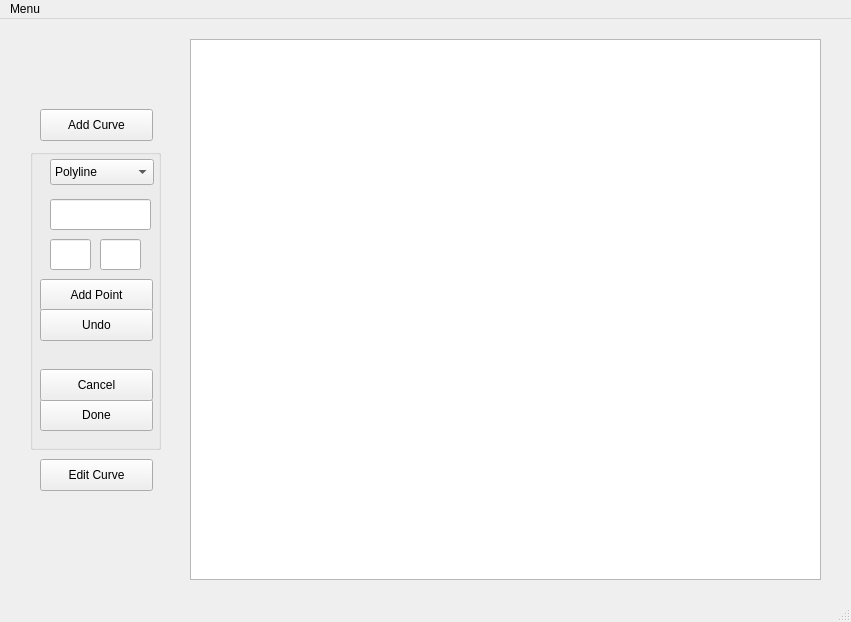
Before: the Qt Designer form curver/ui/main_ui.ui in wiatrak2/curver, drawn with Qt 5.
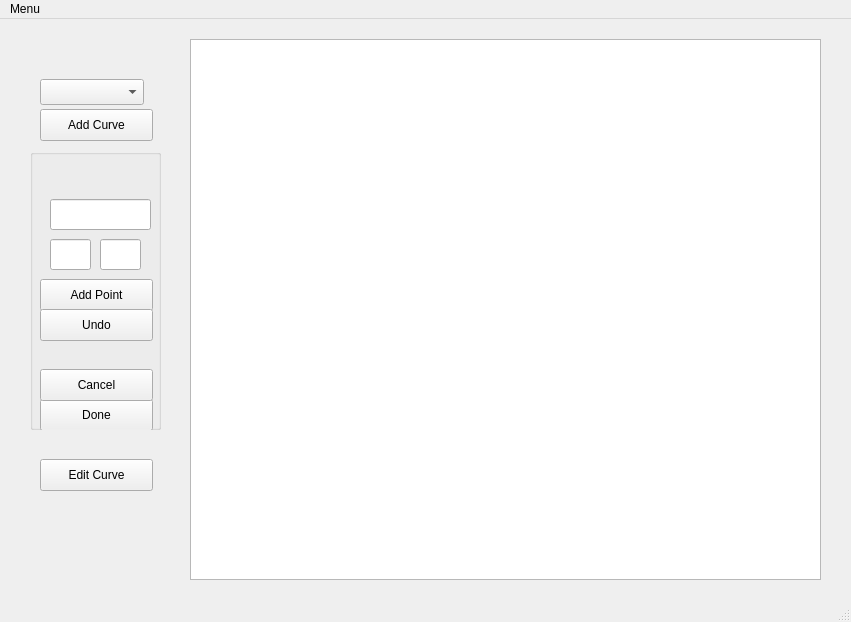
After: the same form once the commit is applied.

Commit message: WIP adding interpolation curves

```diff
--- a/curver/ui/main_ui.ui
+++ b/curver/ui/main_ui.ui
@@ -46,7 +46,7 @@
       <x>30</x>
       <y>130</y>
       <width>131</width>
-      <height>301</height>
+      <height>281</height>
      </rect>
     </property>
     <property name="title">
@@ -143,21 +143,6 @@
       <string>Cancel</string>
      </property>
     </widget>
-    <widget class="QComboBox" name="setCurveType">
-     <property name="geometry">
-      <rect>
-       <x>20</x>
-       <y>10</y>
-       <width>104</width>
-       <height>26</height>
-      </rect>
-     </property>
-     <item>
-      <property name="text">
-       <string>Polyline</string>
-      </property>
-     </item>
-    </widget>
    </widget>
    <widget class="QPushButton" name="editCurveButton">
     <property name="geometry">
@@ -172,6 +157,16 @@
      <string>Edit Curve</string>
     </property>
    </widget>
+   <widget class="QComboBox" name="setCurveType">
+    <property name="geometry">
+     <rect>
+      <x>40</x>
+      <y>60</y>
+      <width>104</width>
+      <height>26</height>
+     </rect>
+    </property>
+   </widget>
   </widget>
   <widget class="QStatusBar" name="statusbar"/>
   <widget class="QMenuBar" name="menubar">
```
The commit also changes 10 other files.
